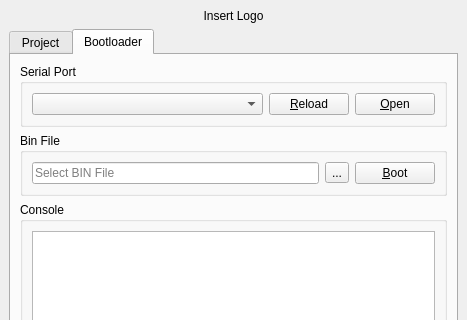
The window that Software/c_project_loader/Ui/MainWindow.ui (AngelTerrones/MUSB) describes before a commit, drawn with Qt 5; both pictures show x 0 to 467 and y 0 to 320 of the 467 by 612 pixel window.
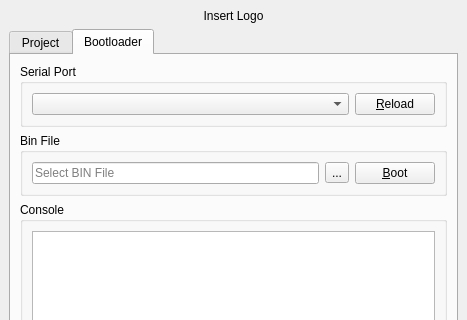
The same window after the commit. The open tabs and pages were chosen to show the change.

```diff
--- a/Software/c_project_loader/Ui/MainWindow.ui
+++ b/Software/c_project_loader/Ui/MainWindow.ui
@@ -278,22 +278,6 @@
            <string>Serial Port</string>
           </property>
           <layout class="QGridLayout" name="gridLayout_12">
-           <item row="0" column="2">
-            <widget class="QPushButton" name="pushButtonOpenPort">
-             <property name="sizePolicy">
-              <sizepolicy hsizetype="Fixed" vsizetype="Fixed">
-               <horstretch>0</horstretch>
-               <verstretch>0</verstretch>
-              </sizepolicy>
-             </property>
-             <property name="focusPolicy">
-              <enum>Qt::TabFocus</enum>
-             </property>
-             <property name="text">
-              <string>&amp;Open</string>
-             </property>
-            </widget>
-           </item>
            <item row="0" column="0">
             <widget class="QComboBox" name="comboBoxSerialPort"/>
            </item>
```
